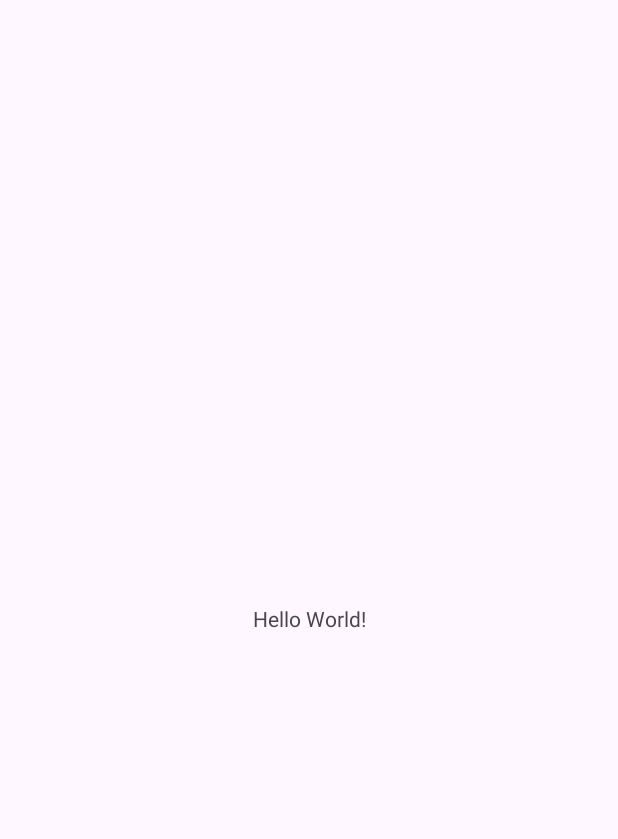
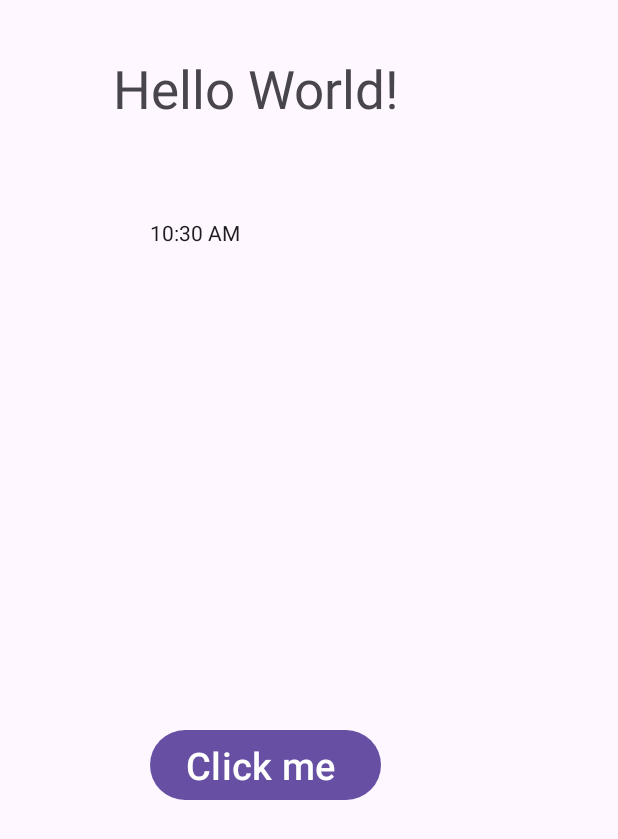
Before and after one commit to debabrata013/android_RelativeLayout, an Android app: the screen it shows after launch (MainActivity), on a phone screen of 412 x 824 dp. Before the commit the part shown is almost empty. Shown: the top 839 px of the screen. Run offline under Robolectric (Android 15) with nearby library versions, the phone set to English and light mode, and no system bars.

Commit message:
component added using relative layout

```diff
--- a/app/src/main/java/com/example/relative_layout/MainActivity.kt
+++ b/app/src/main/java/com/example/relative_layout/MainActivity.kt
@@ -11,10 +11,6 @@ class MainActivity : AppCompatActivity() {
         super.onCreate(savedInstanceState)
         enableEdgeToEdge()
         setContentView(R.layout.activity_main)
-        ViewCompat.setOnApplyWindowInsetsListener(findViewById(R.id.main)) { v, insets ->
-            val systemBars = insets.getInsets(WindowInsetsCompat.Type.systemBars())
-            v.setPadding(systemBars.left, systemBars.top, systemBars.right, systemBars.bottom)
-            insets
-        }
+
     }
 }
--- a/app/src/main/res/layout/activity_main.xml
+++ b/app/src/main/res/layout/activity_main.xml
@@ -1,19 +1,37 @@
 <?xml version="1.0" encoding="utf-8"?>
-<androidx.constraintlayout.widget.ConstraintLayout xmlns:android="http://schemas.android.com/apk/res/android"
-    xmlns:app="http://schemas.android.com/apk/res-auto"
-    xmlns:tools="http://schemas.android.com/tools"
-    android:id="@+id/main"
-    android:layout_width="match_parent"
-    android:layout_height="match_parent"
-    tools:context=".MainActivity">
+<RelativeLayout
+    android:layout_width="wrap_content"
+    android:layout_height="wrap_content"
+    xmlns:android="http://schemas.android.com/apk/res/android"
+    >
 
     <TextView
+        android:id="@+id/name"
+        android:layout_width="226dp"
+        android:layout_height="wrap_content"
+        android:layout_marginTop="35dp"
+        android:text="Hello World!"
+        android:textSize="35dp"
+        android:layout_marginLeft="75dp"
+        android:layout_marginRight="45dp"/>
+
+    <TextClock
+        android:layout_width="181dp"
+        android:layout_height="62dp"
+        android:layout_above="@+id/name"
+        android:layout_marginLeft="100dp"
+        android:layout_marginRight="100dp"
+        android:layout_marginBottom="-207dp"
+     />
+    <Button
         android:layout_width="wrap_content"
         android:layout_height="wrap_content"
-        android:text="Hello World!"
-        app:layout_constraintBottom_toBottomOf="parent"
-        app:layout_constraintEnd_toEndOf="parent"
-        app:layout_constraintStart_toStartOf="parent"
-        app:layout_constraintTop_toTopOf="parent" />
+        android:text="Click me "
+        android:textSize="25dp"
+        android:layout_marginLeft="100dp"
+        android:layout_marginRight="100dp"
+        android:layout_below="@+id/name"
+        android:layout_marginTop="400dp"
 
-</androidx.constraintlayout.widget.ConstraintLayout>
+       />
+</RelativeLayout>
```
